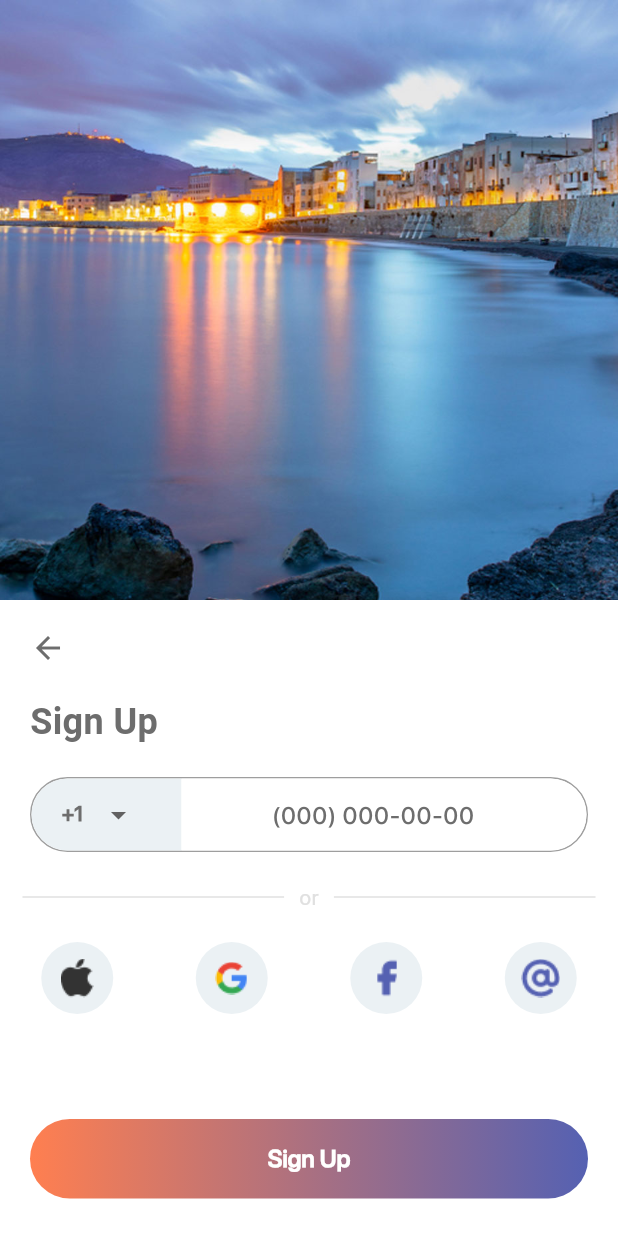
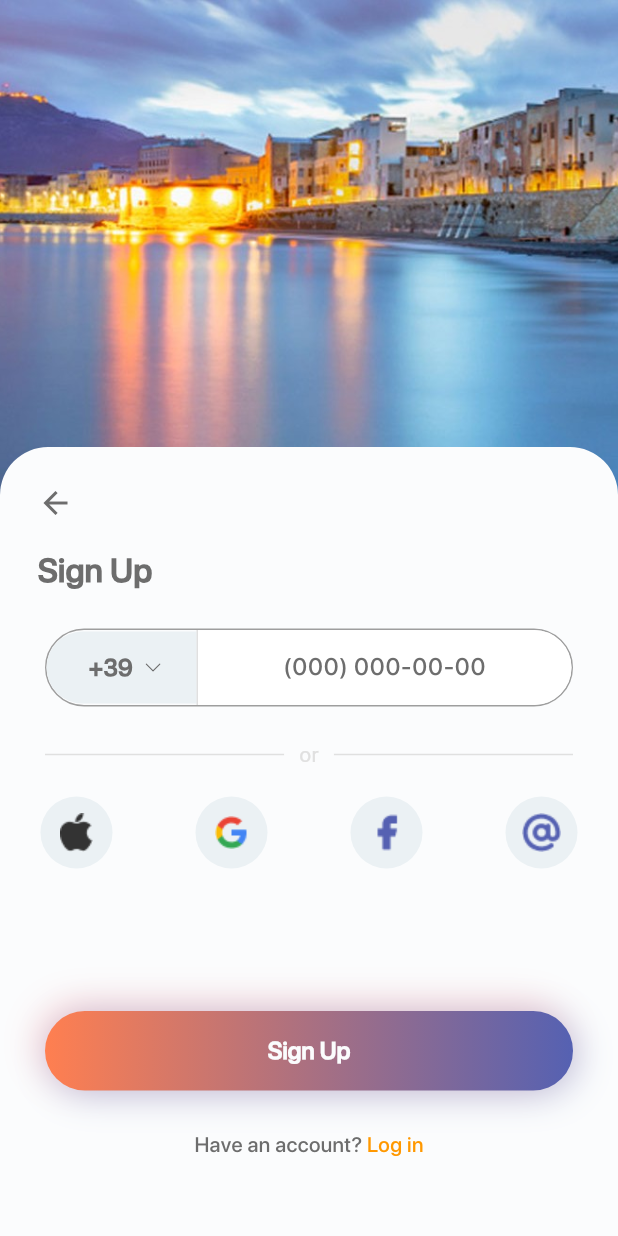
Before and after one commit to DushaHrusha/Trapani-Viaggio-App, a Flutter app: the CarDetailsScreen screen opened directly, after a tap on "Book now", on a phone screen of 412 x 824 dp. Run offline on Flutter 3.47's test engine with Material 3 defaults, Android fonts, the phone set to English and light mode, and no system bars; our stand-ins replace device_preview, flutter_svg; project files that could hold a hidden picture were left out.

Commit message:
Update UI and animations for sign up and main menu
Added new SVG assets and updated river.jpg. Refactored sign up screen to use a stateful widget, improved phone input formatting, and enhanced UI styling. Main menu now uses SVG icons, new animation controllers, and improved animated transitions for menu items. Minor text style adjustment in splash screen.

```diff
--- a/lib/main.dart
+++ b/lib/main.dart
@@ -1,5 +1,6 @@
 import 'package:device_preview/device_preview.dart';
 import 'package:flutter/material.dart';
+import 'package:test_task/sign_up_screen.dart';
 import 'splash_screen.dart';
 
 void main() {
--- a/lib/sign_up_screen.dart
+++ b/lib/sign_up_screen.dart
@@ -1,9 +1,16 @@
 import 'package:flutter/material.dart';
+import 'package:flutter_svg/flutter_svg.dart';
+import 'package:test_task/base_colors.dart';
 import 'package:test_task/car_catalog.dart';
 
-class SignUpScreen extends StatelessWidget {
+class SignUpScreen extends StatefulWidget {
   const SignUpScreen({super.key});
 
+  @override
+  State<SignUpScreen> createState() => _SignUpScreenState();
+}
+
+class _SignUpScreenState extends State<SignUpScreen> {
   @override
   Widget build(BuildContext context) {
     return MaterialApp(
@@ -14,32 +21,38 @@ class SignUpScreen extends StatelessWidget {
             Stack(
               children: [
                 Expanded(
-                  flex: 1,
                   child: Image.asset(
                     'assets/file/river.jpg', // Replace with your image path
-                    height: 400,
+                    height: 500,
                     width: double.infinity,
                     fit: BoxFit.cover,
                   ),
                 ),
                 Padding(
-                  padding: const EdgeInsets.only(top: 400),
-                  child: ClipPath(
+                  padding: const EdgeInsets.only(top: 298),
                   child: Container(
+                    decoration: BoxDecoration(
+                      color: BaseColors.background,
+                      borderRadius: BorderRadius.only(
+                        topLeft: Radius.circular(32), // Увеличено до 32px
+                        topRight: Radius.circular(32),
+                      ),
+                    ),
+                    constraints: BoxConstraints.expand(
+                      width: MediaQuery.of(context).size.width,
+                      height: MediaQuery.of(context).size.height - 298,
+                    ),
                     child: Column(
                       crossAxisAlignment: CrossAxisAlignment.start,
                       children: [
                         // Back arrow icon
                         Padding(
-                            padding: const EdgeInsets.only(left: 20, top: 20),
+                          padding: const EdgeInsets.only(left: 25, top: 25),
                           child: GestureDetector(
                             onTap: () {
-                                Navigator.push(
-                                  context,
-                                  MaterialPageRoute(
-                                    builder: (context) => CarCatalog(),
-                                  ),
-                                );
+                              if (Navigator.canPop(context)) {
+                                Navigator.pop(context);
+                              }
                             },
                             child: Icon(
                               Icons.arrow_back,
@@ -50,22 +63,23 @@ class SignUpScreen extends StatelessWidget {
                         ),
                         // "Sign Up" text
                         Padding(
-                            padding: const EdgeInsets.only(left: 20, top: 20),
+                          padding: const EdgeInsets.only(left: 25, top: 17),
                           child: Text(
                             'Sign Up',
                             style: TextStyle(
                               color: Color.fromARGB(255, 109, 109, 109),
-                                fontSize: 24,
-                                fontWeight: FontWeight.bold,
+                              fontSize: 22,
+                              fontFamily: 'San Francisco Pro Display',
+                              fontWeight: FontWeight.w700,
                             ),
                           ),
                         ),
                         // Phone input field with region dropdown
                         Padding(
                           padding: const EdgeInsets.only(
-                              left: 20,
-                              top: 20,
-                              right: 20,
+                            left: 30,
+                            top: 24,
+                            right: 30,
                           ),
                           child: Container(
                             decoration: BoxDecoration(
@@ -76,9 +90,6 @@ class SignUpScreen extends StatelessWidget {
                               children: [
                                 Container(
                                   width: 100,
-                                    padding: EdgeInsets.symmetric(
-                                      horizontal: 20,
-                                    ),
                                   decoration: BoxDecoration(
                                     color: Color.fromARGB(255, 235, 241, 244),
                                     borderRadius: BorderRadius.only(
@@ -87,20 +98,17 @@ class SignUpScreen extends StatelessWidget {
                                     ),
                                   ),
                                   child: DropdownButton<String>(
-                                      value: '+1', // Default value
+                                    value: '+39', // Default value
+                                    padding: EdgeInsets.only(left: 28),
                                     style: TextStyle(
                                       fontFamily: 'San Francisco Pro Display',
-                                        color: Color.fromARGB(
-                                          255,
-                                          109,
-                                          109,
-                                          109,
-                                        ),
+                                      color: BaseColors.text,
+                                      fontSize: 16,
                                       fontWeight: FontWeight.w700,
                                     ),
                                     items:
                                         <String>[
-                                            '+1',
+                                          '+39',
                                           '+7',
                                           '+44',
                                           '+91',
@@ -109,21 +117,37 @@ class SignUpScreen extends StatelessWidget {
                                         ) {
                                           return DropdownMenuItem<String>(
                                             value: value,
+                                            child: Padding(
+                                              padding: const EdgeInsets.only(
+                                                right: 8.0,
+                                              ),
                                               child: Text(value),
+                                            ),
                                           );
                                         }).toList(),
                                     onChanged: (String? newValue) {},
                                     underline:
                                         Container(), // Remove default underline
-                                      icon: Icon(Icons.arrow_drop_down_sharp),
+                                    icon: SvgPicture.asset(
+                                      'assets/file/Vector.svg',
+                                      height: 6,
+                                      color: BaseColors.text,
                                     ),
                                   ),
-                                  // Phone number input (white section)
+                                ),
+                                Container(
+                                  width: 1,
+                                  height: 50,
+                                  color: Color.fromARGB(
+                                    255,
+                                    224,
+                                    224,
+                                    224,
+                                  ), // Совпадает с цветом внешней рамки
+                                ),
                                 Expanded(
                                   child: Container(
-                                      padding: EdgeInsets.symmetric(
-                                        horizontal: 60,
-                                      ),
+                                    height: 50,
                                     decoration: BoxDecoration(
                                       color: Colors.white,
                                       borderRadius: BorderRadius.only(
@@ -131,38 +155,20 @@ class SignUpScreen extends StatelessWidget {
                                         bottomRight: Radius.circular(30),
                                       ),
                                     ),
-                                      child: TextField(
-                                        decoration: InputDecoration(
-                                          hintText: '(000) 000-00-00',
-                                          border: InputBorder.none,
-                                          hintStyle: TextStyle(
-                                            fontFamily:
-                                                'San Francisco Pro Display',
-                                            color: Color.fromARGB(
-                                              255,
-                                              109,
-                                              109,
-                                              109,
-                                            ),
-                                            fontWeight: FontWeight.w400,
-                                          ),
-                                        ),
-                                        keyboardType: TextInputType.phone,
-                                      ),
+                                    child: PhoneNumber(),
                                   ),
                                 ),
                               ],
                             ),
                           ),
                         ),
-                          SizedBox(height: 20),
-                          // Divider with "or" text
+                        SizedBox(height: 22),
                         Row(
                           children: [
                             Expanded(
                               child: Divider(
                                 color: Color.fromARGB(255, 224, 224, 224),
-                                  indent: 15,
+                                indent: 30,
                               ),
                             ),
                             Padding(
@@ -177,16 +183,16 @@ class SignUpScreen extends StatelessWidget {
                             Expanded(
                               child: Divider(
                                 color: Color.fromARGB(255, 224, 224, 224),
-                                  endIndent: 15,
+                                endIndent: 30,
                               ),
                             ),
                           ],
                         ),
-                          SizedBox(height: 20),
-                          // Social media icons
-                          Row(
-                            mainAxisAlignment: MainAxisAlignment.spaceAround,
-
+                        SizedBox(height: 18),
+                        Padding(
+                          padding: const EdgeInsets.symmetric(horizontal: 27.0),
+                          child: Row(
+                            mainAxisAlignment: MainAxisAlignment.spaceBetween,
                             children: [
                               CircleAvatar(
                                 radius: 24,
@@ -230,10 +236,12 @@ class SignUpScreen extends StatelessWidget {
                               ),
                             ],
                           ),
-                          SizedBox(height: 50),
-                          // Gradient "Sign Up" button
+                        ),
+                        SizedBox(height: 95),
                         Padding(
-                            padding: const EdgeInsets.all(20.0),
+                          padding: const EdgeInsets.symmetric(
+                            horizontal: 30,
+                          ), // Боковые отступы
                           child: Container(
                             width: double.infinity,
                             decoration: BoxDecoration(
@@ -246,11 +254,34 @@ class SignUpScreen extends StatelessWidget {
                                 end: Alignment.centerRight,
                               ),
                               borderRadius: BorderRadius.circular(30),
+                              boxShadow: [
+                                // Эффект свечения
+                                BoxShadow(
+                                  color: Color.fromARGB(
+                                    127,
+                                    255,
+                                    175,
+                                    175,
+                                  ), // Начальный цвет градиента
+                                  spreadRadius: 0,
+                                  blurRadius: 20,
+                                  offset: Offset(-5, -5),
+                                ),
+                                BoxShadow(
+                                  color: Color.fromARGB(
+                                    127,
+                                    132,
+                                    147,
+                                    197,
+                                  ), // Конечный цвет градиента
+                                  spreadRadius: 0,
+                                  blurRadius: 20,
+                                  offset: Offset(3, 3),
+                                ),
+                              ],
                             ),
                             child: ElevatedButton(
-                                onPressed: () {
-                                  // Handle sign up
-                                },
+                              onPressed: () {},
                               style: ElevatedButton.styleFrom(
                                 backgroundColor: Colors.transparent,
                                 shadowColor: Colors.transparent,
@@ -262,7 +293,7 @@ class SignUpScreen extends StatelessWidget {
                               child: Text(
                                 'Sign Up',
                                 style: TextStyle(
-                                    color: Colors.white,
+                                  color: BaseColors.background,
                                   fontSize: 16,
                                   fontFamily: 'San Francisco Pro Display',
                                   fontWeight: FontWeight.w700,
@@ -271,26 +302,25 @@ class SignUpScreen extends StatelessWidget {
                             ),
                           ),
                         ),
-                          SizedBox(height: 10),
-                          // "Have an account? Log in" text
+                        SizedBox(height: 26),
                         Row(
                           mainAxisAlignment: MainAxisAlignment.center,
                           children: [
                             Text(
                               'Have an account? ',
                               style: TextStyle(
+                                fontSize: 14,
                                 fontFamily: 'San Francisco Pro Display',
                                 color: Color.fromARGB(255, 109, 109, 109),
                                 fontWeight: FontWeight.w400,
                               ),
                             ),
                             GestureDetector(
-                                onTap: () {
-                                  // Handle log in
-                                },
+                              onTap: () {},
                               child: Text(
                                 'Log in',
                                 style: TextStyle(
+                                  fontSize: 14,
                                   color: Colors.orange,
                                   fontFamily: 'San Francisco Pro Display',
                                   fontWeight: FontWeight.w400,
@@ -303,13 +333,105 @@ class SignUpScreen extends StatelessWidget {
                     ),
                   ),
                 ),
-                ),
               ],
             ),
-            // Top half: St. Petersburg image
           ],
         ),
       ),
     );
   }
 }
+
+class _PhoneNumberState extends State<PhoneNumber> {
+  final TextEditingController _phoneController = TextEditingController();
+  String _lastText = '';
+
+  @override
+  void initState() {
+    super.initState();
+    _phoneController.addListener(_formatPhoneNumber);
+  }
+
+  void _formatPhoneNumber() {
+    final text = _phoneController.text;
+    final cleanText = text.replaceAll(RegExp(r'[^0-9]'), '');
+
+    // Ограничение до 10 цифр
+    if (cleanText.length > 10) {
+      _phoneController.value = TextEditingValue(
+        text: _lastText,
+        selection: TextSelection.collapsed(offset: _lastText.length),
+      );
+      return;
+    }
+
+    // Сохранение позиции курсора
+    final cursorPosition = _phoneController.selection.baseOffset;
+    String formatted = '';
+
+    // Форматирование с сохранением скобок
+    if (cleanText.isNotEmpty) {
+      if (cleanText.length <= 3) {
+        formatted = '($cleanText';
+      } else if (cleanText.length <= 6) {
+        formatted = '(${cleanText.substring(0, 3)}) ${cleanText.substring(3)}';
+      } else if (cleanText.length <= 8) {
+        formatted =
+            '(${cleanText.substring(0, 3)}) ${cleanText.substring(3, 6)}-${cleanText.substring(6)}';
+      } else {
+        formatted =
+            '(${cleanText.substring(0, 3)}) ${cleanText.substring(3, 6)}-${cleanText.substring(6, 8)}-${cleanText.substring(8)}';
+      }
+    }
+
+    // Корректировка позиции курсора
+    int offsetAdjustment = 0;
+    if (cursorPosition > formatted.length) {
+      offsetAdjustment = formatted.length;
+    } else if (_lastText.length < formatted.length &&
+        cursorPosition == _lastText.length) {
+      offsetAdjustment = formatted.length;
+    } else {
+      offsetAdjustment = cursorPosition;
+    }
+
+    // Безопасное смещение
+    final newOffset = offsetAdjustment.clamp(0, formatted.length);
+
+    _phoneController.value = TextEditingValue(
+      text: formatted,
+      selection: TextSelection.collapsed(offset: newOffset),
+    );
+    _lastText = formatted;
+  }
+
+  @override
+  Widget build(BuildContext context) {
+    return TextField(
+      textAlign: TextAlign.center,
+      controller: _phoneController,
+      decoration: InputDecoration(
+        hintText: '(000) 000-00-00',
+        border: InputBorder.none,
+        hintStyle: const TextStyle(
+          fontFamily: 'San Francisco Pro Display',
+          fontSize: 16,
+          color: BaseColors.text,
+          fontWeight: FontWeight.w400,
+        ),
+      ),
+      keyboardType: TextInputType.phone,
+    );
+  }
+
+  @override
+  void dispose() {
+    _phoneController.dispose();
+    super.dispose();
+  }
+}
+
+class PhoneNumber extends StatefulWidget {
+  @override
+  _PhoneNumberState createState() => _PhoneNumberState();
+}
--- a/lib/splash_screen.dart
+++ b/lib/splash_screen.dart
@@ -166,7 +166,7 @@ class _SplashScreenState extends State<SplashScreen>
                           style: TextStyle(
                             fontFamily: 'San Francisco Pro Display',
                             fontSize: 16,
-                            fontWeight: FontWeight.w500,
+                            fontWeight: FontWeight.w400,
                             color: Colors.white,
                           ),
                         ),
```
Also changed, not shown: lib/main_menu.dart (+91 -54 lines), assets/file/Vector.svg (added), assets/file/left.svg (added), assets/file/river.jpg. Lines whose indentation alone changed are shown as unchanged.
